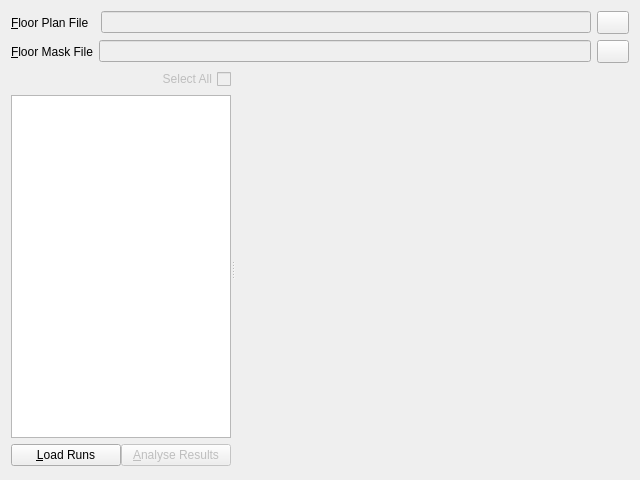
Before: the Qt Designer form app/src/tools/core/tabs/CollateResultsWidget.ui in dysonltd-zz/gts, drawn with Qt 5.
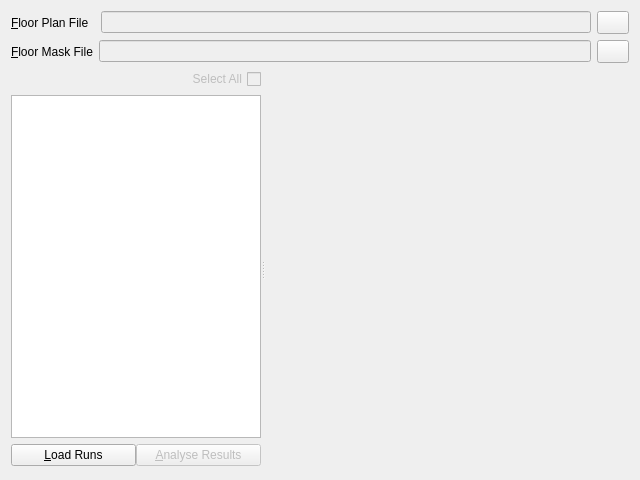
After: the same form once the commit is applied. Icons and pictures are not drawn. Custom widgets are drawn as their Qt base class.

```diff
--- a/app/src/tools/core/tabs/CollateResultsWidget.ui
+++ b/app/src/tools/core/tabs/CollateResultsWidget.ui
@@ -154,7 +154,7 @@
         </property>
         <property name="minimumSize">
          <size>
-          <width>220</width>
+          <width>250</width>
           <height>0</height>
          </size>
         </property>
@@ -194,7 +194,7 @@
            </property>
            <property name="minimumSize">
             <size>
-             <width>150</width>
+             <width>250</width>
              <height>0</height>
             </size>
            </property>
```
